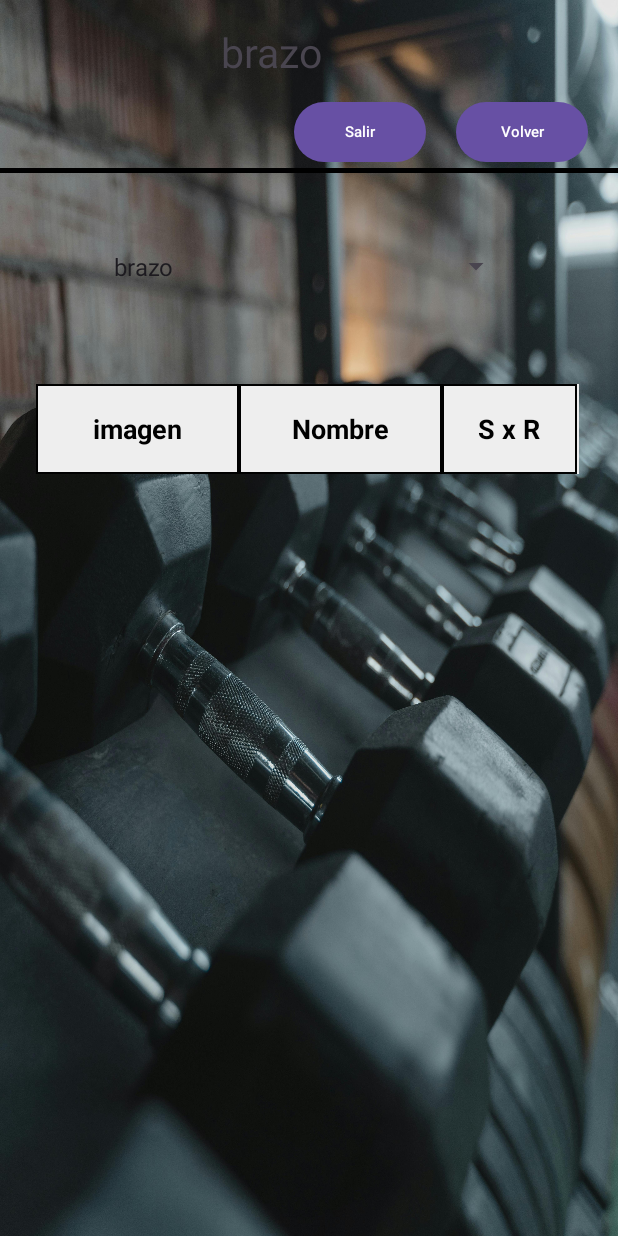
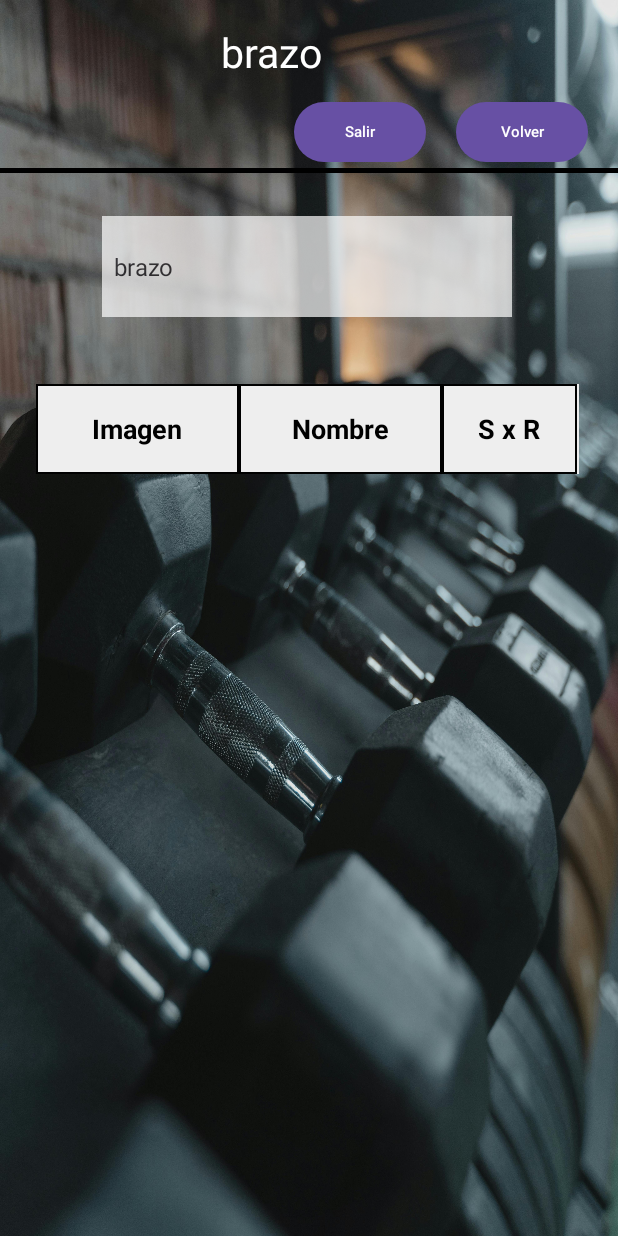
Before and after one commit to adriro20/Reto1PMD, an Android app: the GrupoMuscularActivity screen opened directly, with no data from a screen before it, on a phone screen of 412 x 824 dp. Run offline under Robolectric (Android 15) with nearby library versions, the phone set to English and light mode, and no system bars.

Commit message:
modificacion boton ver y estetica grupo muscular

```diff
--- a/Reto/app/src/main/java/com/example/reto/GrupoMuscularActivity.java
+++ b/Reto/app/src/main/java/com/example/reto/GrupoMuscularActivity.java
@@ -38,6 +38,7 @@ public class GrupoMuscularActivity extends AppCompatActivity {
     private List<String> grupos;
     private DBAccesible dao;
     private final int main = 1;
+    private final int mostrarActivity = 2;
 
     @Override
     protected void onCreate(Bundle savedInstanceState) {
@@ -166,9 +167,6 @@ public class GrupoMuscularActivity extends AppCompatActivity {
                 txtSeries.setGravity(Gravity.CENTER); // Centrar el texto
                 txtSeries.setTextSize(25);
                 row.addView(txtSeries);
-                // Agregar la fila al TableLayout
-                tabla.addView(row);
-
                 // Agregar el evento de clic a la fila
                 row.setOnClickListener(new View.OnClickListener() {
                     @Override
@@ -176,6 +174,11 @@ public class GrupoMuscularActivity extends AppCompatActivity {
                         irVistaEjercicio(ejer.getValue());
                     }
                 });
+
+                // Agregar la fila al TableLayout
+                tabla.addView(row);
+
+
             }
         }
     }
@@ -183,5 +186,6 @@ public class GrupoMuscularActivity extends AppCompatActivity {
     private void irVistaEjercicio(Ejercicio ejercicioSeleccionado) {
         Intent intent = new Intent(GrupoMuscularActivity.this, MostrarEjercicioActivity.class);
         intent.putExtra("EJERCICIO", ejercicioSeleccionado);
+        startActivityForResult(intent, mostrarActivity);
     }
 }
--- a/Reto/app/src/main/java/com/example/reto/MainActivity.java
+++ b/Reto/app/src/main/java/com/example/reto/MainActivity.java
@@ -79,6 +79,7 @@ public class MainActivity extends AppCompatActivity {
                             tablaEjercicios.removeViewAt(1);
                         }
                     }
+                    btnVer.setEnabled(false);
                 }else {
                     cargarTabla(grupo);
                 }
@@ -101,8 +102,10 @@ public class MainActivity extends AppCompatActivity {
         }
         ejercicios = dao.getEjerciciosGrupoMuscular(grupo);
         if (ejercicios.isEmpty()) {
+            btnVer.setEnabled(false);
             Toast.makeText(this, R.string.txtNoHayEjercicios, Toast.LENGTH_SHORT).show();
         } else {
+            btnVer.setEnabled(true);
         for (Map.Entry<String, Ejercicio> ejer : ejercicios.entrySet()) {
             // Crear una fila
             TableRow row = new TableRow(this);
--- a/Reto/app/src/main/res/layout/activity_grupo_muscular.xml
+++ b/Reto/app/src/main/res/layout/activity_grupo_muscular.xml
@@ -13,6 +13,7 @@
         android:layout_width="178dp"
         android:layout_height="37dp"
         android:layout_marginStart="92dp"
+        android:textColor="@color/white"
         android:layout_marginTop="16dp"
         android:textAlignment="center"
         android:textSize="27sp"
@@ -47,6 +48,8 @@
         android:layout_height="67dp"
         android:layout_marginStart="68dp"
         android:layout_marginTop="144dp"
+        android:background="@color/white"
+        android:alpha="0.7"
         app:layout_constraintStart_toStartOf="parent"
         app:layout_constraintTop_toTopOf="parent" />
 
@@ -65,12 +68,10 @@
             android:background="#EEEEEE">
 
             <TextView
-
-
                 android:layout_width="135dp"
                 android:layout_height="60dp"
                 android:gravity="center"
-                android:text="imagen"
+                android:text="@string/txtImagen"
                 android:textStyle="bold"
                 android:background="@drawable/cell_border"
                 android:textSize="18sp"
@@ -80,7 +81,7 @@
                 android:layout_width="135dp"
                 android:layout_height="60dp"
                 android:gravity="center"
-                android:text="Nombre"
+                android:text="@string/txtNombre"
                 android:textStyle="bold"
                 android:background="@drawable/cell_border"
                 android:textSize="18sp"
@@ -90,7 +91,7 @@
                 android:layout_width="90dp"
                 android:layout_height="60dp"
                 android:gravity="center"
-                android:text="S x R"
+                android:text="@string/txtSxR"
                 android:textStyle="bold"
                 android:background="@drawable/cell_border"
                 android:textSize="18sp"
--- a/Reto/app/src/main/res/values/strings.xml
+++ b/Reto/app/src/main/res/values/strings.xml
@@ -24,4 +24,5 @@
     <string name="txtGrabarAudio">Grabar audio</string>
     <string name="txtPararAudio">Dejar de grabar</string>
     <string name="txtSxR">S x R</string>
+    <string name="txtImagen">Imagen</string>
 </resources>
```
